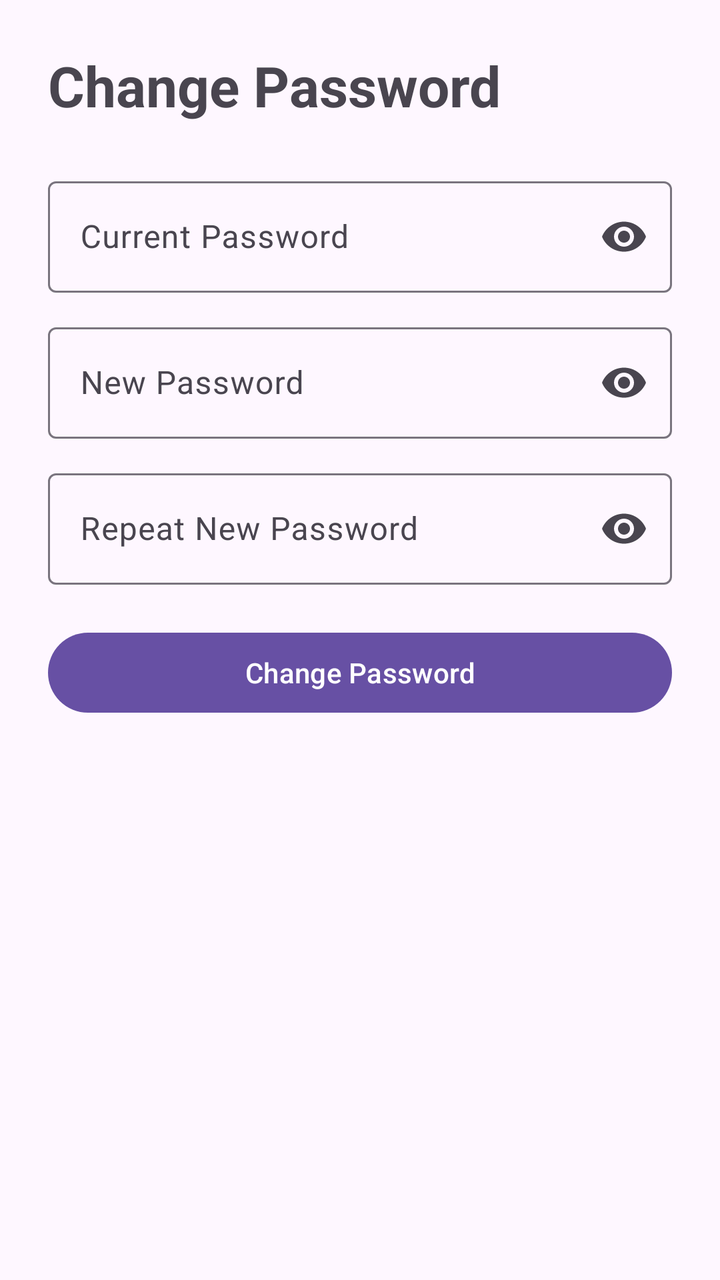
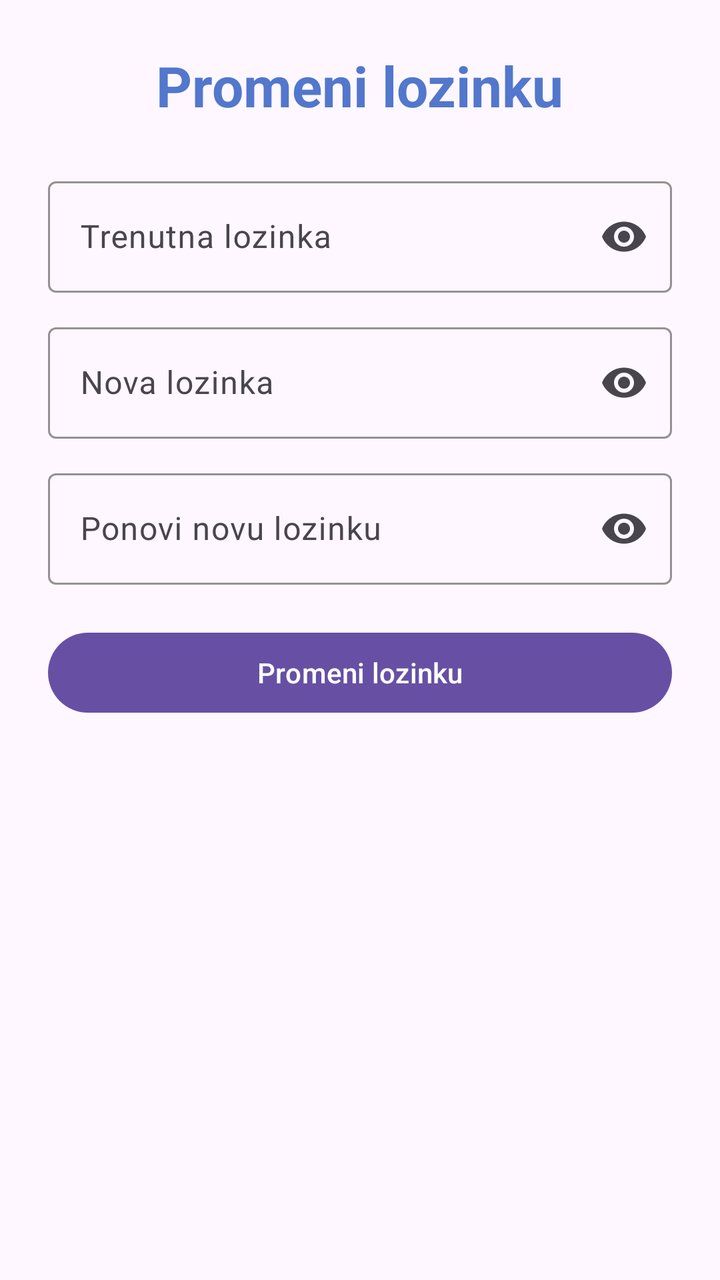

Compare the two renders of this Android layout. The source of the first and the diff that turns it into the second are given below.
<!-- AndroidManifest.xml: application theme Theme.Slagalica -->
<!-- res/layout/activity_change_password.xml -->
<?xml version="1.0" encoding="utf-8"?>
<ScrollView xmlns:android="http://schemas.android.com/apk/res/android"
    xmlns:app="http://schemas.android.com/apk/res-auto"
    android:layout_width="match_parent"
    android:layout_height="match_parent"
    android:padding="24dp">

    <LinearLayout
        android:id="@+id/change_password_root"
        android:layout_width="match_parent"
        android:layout_height="wrap_content"
        android:orientation="vertical">

        <TextView
            android:id="@+id/change_password_title"
            android:layout_width="wrap_content"
            android:layout_height="wrap_content"
            android:text="Change Password"
            android:textSize="28sp"
            android:textStyle="bold"
            android:layout_marginBottom="24dp" />

        <com.google.android.material.textfield.TextInputLayout
            android:id="@+id/change_current_password_layout"
            android:layout_width="match_parent"
            android:layout_height="wrap_content"
            android:hint="Current Password"
            app:endIconMode="password_toggle">

            <com.google.android.material.textfield.TextInputEditText
                android:id="@+id/change_current_password"
                android:layout_width="match_parent"
                android:layout_height="wrap_content"
                android:inputType="textPassword" />
        </com.google.android.material.textfield.TextInputLayout>

        <com.google.android.material.textfield.TextInputLayout
            android:id="@+id/change_new_password_layout"
            android:layout_width="match_parent"
            android:layout_height="wrap_content"
            android:layout_marginTop="12dp"
            android:hint="New Password"
            app:endIconMode="password_toggle">

            <com.google.android.material.textfield.TextInputEditText
                android:id="@+id/change_new_password"
                android:layout_width="match_parent"
                android:layout_height="wrap_content"
                android:inputType="textPassword" />
        </com.google.android.material.textfield.TextInputLayout>

        <com.google.android.material.textfield.TextInputLayout
            android:id="@+id/change_new_password_repeat_layout"
            android:layout_width="match_parent"
            android:layout_height="wrap_content"
            android:layout_marginTop="12dp"
            android:hint="Repeat New Password"
            app:endIconMode="password_toggle">

            <com.google.android.material.textfield.TextInputEditText
                android:id="@+id/change_new_password_repeat"
                android:layout_width="match_parent"
                android:layout_height="wrap_content"
                android:inputType="textPassword" />
        </com.google.android.material.textfield.TextInputLayout>

        <Button
            android:id="@+id/btn_change_password_submit"
            android:layout_width="match_parent"
            android:layout_height="wrap_content"
            android:text="Change Password"
            android:layout_marginTop="20dp" />

    </LinearLayout>
</ScrollView>
<!-- resources referenced by this layout -->
<resources>
  <style name="Theme.Slagalica" parent="Base.Theme.Slagalica" />
  <style name="Base.Theme.Slagalica" parent="Theme.Material3.DayNight.NoActionBar">
          
          
      </style>
</resources>

<!-- the commit's change to res/layout/activity_change_password.xml (unified diff, before → after) -->
@@ -15,17 +15,23 @@
             android:id="@+id/change_password_title"
             android:layout_width="wrap_content"
             android:layout_height="wrap_content"
-            android:text="Change Password"
+            android:text="Promeni lozinku"
+            android:textColor="@color/button_default_color"
             android:textSize="28sp"
             android:textStyle="bold"
-            android:layout_marginBottom="24dp" />
+            android:layout_marginBottom="24dp"
+            android:layout_gravity="center"/>
 
         <com.google.android.material.textfield.TextInputLayout
             android:id="@+id/change_current_password_layout"
             android:layout_width="match_parent"
             android:layout_height="wrap_content"
-            android:hint="Current Password"
-            app:endIconMode="password_toggle">
+            android:hint="Trenutna lozinka"
+            app:endIconMode="password_toggle"
+            app:boxBackgroundMode="outline"
+            app:boxStrokeColor="@color/button_default_border"
+            app:hintTextColor="@color/button_default_border"
+            android:textColor="@color/white">
 
             <com.google.android.material.textfield.TextInputEditText
                 android:id="@+id/change_current_password"
@@ -39,8 +45,12 @@
             android:layout_width="match_parent"
             android:layout_height="wrap_content"
             android:layout_marginTop="12dp"
-            android:hint="New Password"
-            app:endIconMode="password_toggle">
+            android:hint="Nova lozinka"
+            app:endIconMode="password_toggle"
+            app:boxBackgroundMode="outline"
+            app:boxStrokeColor="@color/button_default_border"
+            app:hintTextColor="@color/button_default_border"
+            android:textColor="@color/white">>
 
             <com.google.android.material.textfield.TextInputEditText
                 android:id="@+id/change_new_password"
@@ -54,8 +64,12 @@
             android:layout_width="match_parent"
             android:layout_height="wrap_content"
             android:layout_marginTop="12dp"
-            android:hint="Repeat New Password"
-            app:endIconMode="password_toggle">
+            android:hint="Ponovi novu lozinku"
+            app:endIconMode="password_toggle"
+            app:boxBackgroundMode="outline"
+            app:boxStrokeColor="@color/button_default_border"
+            app:hintTextColor="@color/button_default_border"
+            android:textColor="@color/white">>
 
             <com.google.android.material.textfield.TextInputEditText
                 android:id="@+id/change_new_password_repeat"
@@ -68,7 +82,7 @@
             android:id="@+id/btn_change_password_submit"
             android:layout_width="match_parent"
             android:layout_height="wrap_content"
-            android:text="Change Password"
+            android:text="Promeni lozinku"
             android:layout_marginTop="20dp" />
 
     </LinearLayout>
<!-- resource entries referenced after the edit -->
@@ -1,5 +1,8 @@
 <!-- resources referenced by this layout -->
 <resources>
+  <color name="button_default_border">#4768B3</color>
+  <color name="button_default_color">#5277CC</color>
+  <color name="white">#FFFFFFFF</color>
   <style name="Theme.Slagalica" parent="Base.Theme.Slagalica" />
   <style name="Base.Theme.Slagalica" parent="Theme.Material3.DayNight.NoActionBar">
           
